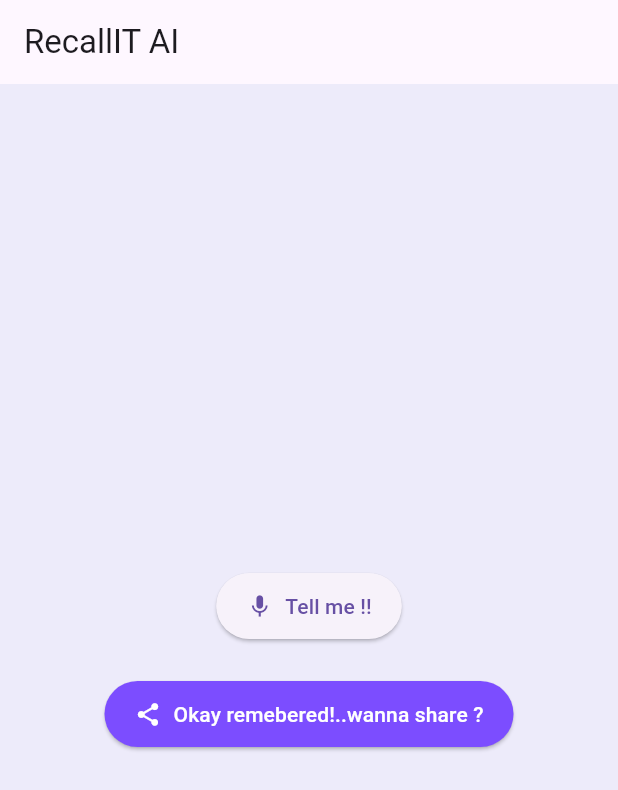
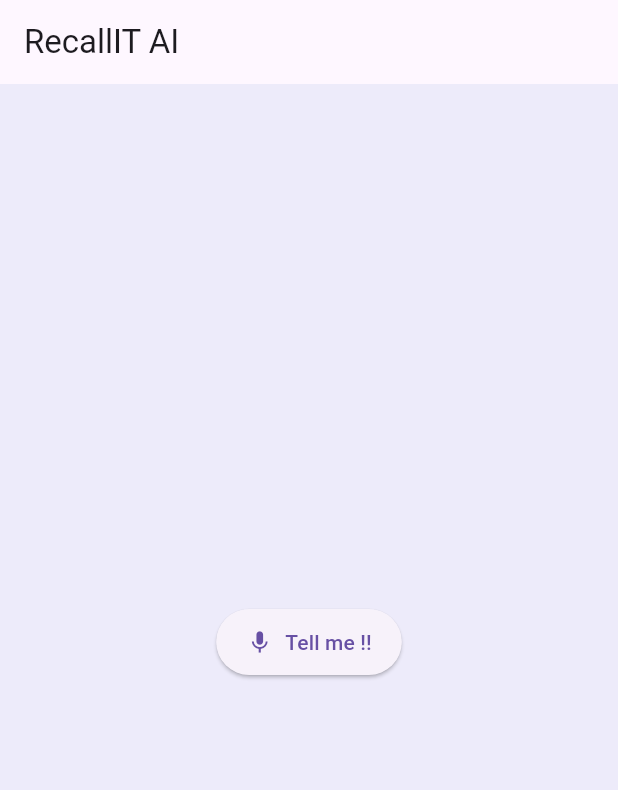
Before and after one commit to ganeshsivanathan/recallit-ai, a Flutter app: the screen it shows after launch, after a tap on "Tell me !!", after a tap on "Thats It!", on a phone screen of 412 x 824 dp. Shown: the top 790 px of the screen. Run offline on Flutter 3.47's test engine with Material 3 defaults, Android fonts, the phone set to English and light mode, and no system bars; missing offline and left inert: flutter_sound; statements that could not run were skipped.

Commit message:
added question and removed share button

```diff
--- a/lib/screens/recorder_screen.dart
+++ b/lib/screens/recorder_screen.dart
@@ -3,7 +3,8 @@ import 'package:flutter/material.dart';
 import 'package:flutter_sound/flutter_sound.dart';
 import 'package:path_provider/path_provider.dart';
 import '../widgets/recording_indicator.dart';
-import 'package:share_plus/share_plus.dart';
+import '../api/recallit_api.dart';
+import 'dart:convert';
 
 class RecorderScreen extends StatefulWidget {
   const RecorderScreen({super.key});
@@ -16,6 +17,8 @@ class _RecorderScreenState extends State<RecorderScreen> {
   final FlutterSoundRecorder _recorder = FlutterSoundRecorder();
   bool _isRecording = false;
   String? _filePath;
+  String answer = '';
+  String transcript = '';
 
   @override
   void initState() {
@@ -25,10 +28,8 @@ class _RecorderScreenState extends State<RecorderScreen> {
 
   Future<void> _initRecorder() async {
     await _recorder.openRecorder();
-
     final dir = await getTemporaryDirectory();
-    _filePath = '${dir.path}/recallit_${DateTime.now().millisecondsSinceEpoch}.aac';
-
+    _filePath = '${dir.path}/recallit_${DateTime.now().millisecondsSinceEpoch}.m4a';
     print('[RecallIt] Audio will be recorded to: $_filePath');
   }
 
@@ -37,7 +38,7 @@ class _RecorderScreenState extends State<RecorderScreen> {
 
     await _recorder.startRecorder(
       toFile: _filePath,
-      codec: Codec.aacADTS,
+      codec: Codec.aacMP4,
     );
 
     setState(() {
@@ -56,6 +57,21 @@ class _RecorderScreenState extends State<RecorderScreen> {
 
     print('[RecallIt] Recording stopped.');
     print('[RecallIt] File saved at: $_filePath');
+
+    if (_filePath != null) {
+      final base64Audio = await convertAudioToBase64(_filePath!);
+      final response = await sendAudioToLambda(base64Audio);
+      final outer = jsonDecode(response.body);
+      final inner = jsonDecode(outer['body']);
+
+      setState(() {
+        answer = inner['answer'] ?? inner['summary'] ?? '';
+        transcript = inner['transcript'] ?? '';
+      });
+
+      print('[RecallIt] Transcript: $transcript');
+      print('[RecallIt] Answer: $answer');
+    }
   }
 
   @override
@@ -63,6 +79,7 @@ class _RecorderScreenState extends State<RecorderScreen> {
     _recorder.closeRecorder();
     super.dispose();
   }
+
   @override
   Widget build(BuildContext context) {
     return Scaffold(
@@ -88,30 +105,18 @@ Widget build(BuildContext context) {
                   ),
             const SizedBox(height: 24),
 
-          // Share button appears if recording is NOT in progress and a file is available
-          if (!_isRecording && _filePath != null)
-            ElevatedButton.icon(
-              onPressed: () {
-                Share.shareXFiles(
-                  [XFile(_filePath!)],
-                  text: 'Here’s my voice note from RecallIt AI!',
-                );
-              },
-              icon: const Icon(Icons.share),
-              label: const Text('Okay remebered!..wanna share ?'),
-              style: ElevatedButton.styleFrom(
-                backgroundColor: Colors.deepPurpleAccent,
-                foregroundColor: Colors.white,
-                padding: const EdgeInsets.symmetric(
-                  horizontal: 20,
-                  vertical: 12,
-                ),
-              ),
-            ),
+            // Display result
+            if (answer.isNotEmpty) ...[
+              const Text("You Asked:", style: TextStyle(fontWeight: FontWeight.bold)),
+              Text(transcript, style: const TextStyle(fontStyle: FontStyle.italic)),
+
+              const SizedBox(height: 12),
+              const Text("Your Tasks:", style: TextStyle(fontWeight: FontWeight.bold)),
+              Text(answer),
+            ],
           ],
         ),
       ),
     );
   }
-
 }
--- a/pubspec.yaml
+++ b/pubspec.yaml
@@ -31,6 +31,7 @@ dependencies:
   flutter:
     sdk: flutter
   flutter_sound: ^9.2.13
+  http: ^0.13.6
   share_plus: ^7.2.1
   permission_handler: ^11.0.1
   path_provider: ^2.1.1
```
Also changed, not shown: pubspec.lock. Lines whose indentation alone changed are shown as unchanged.
